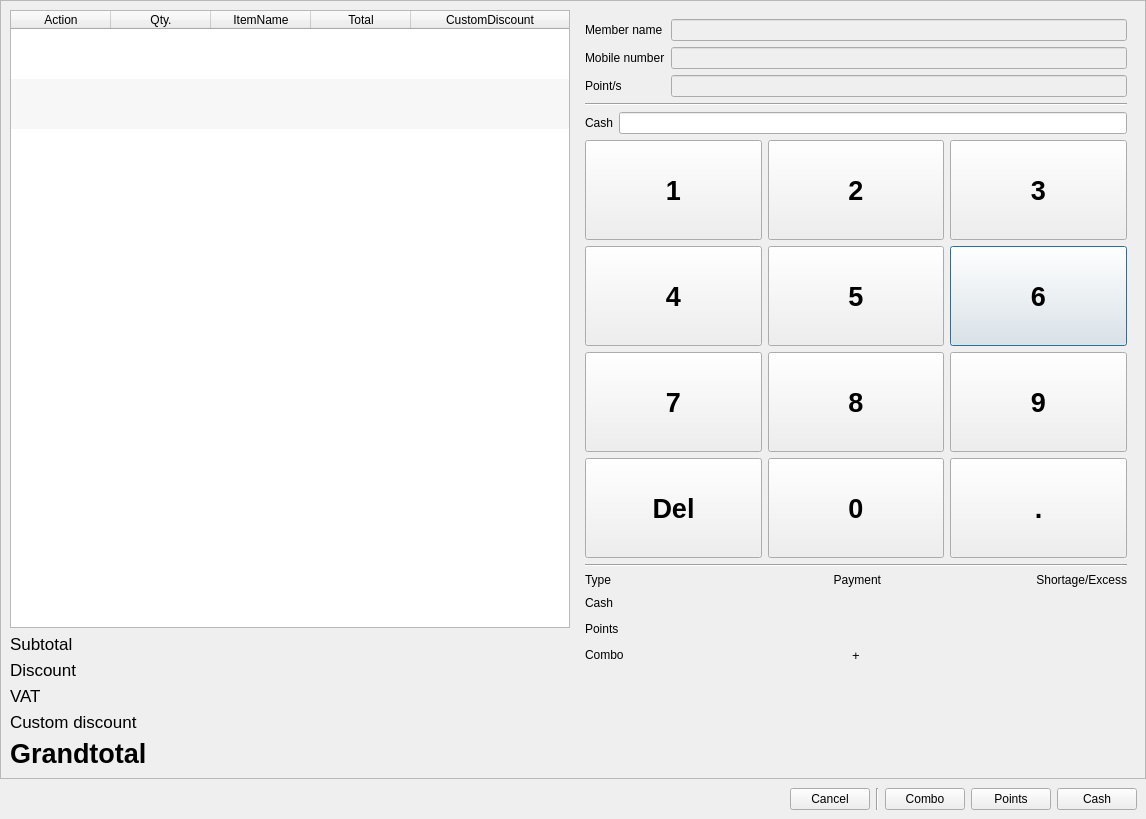
Before: the Qt Designer form app/views/templates/generated/InOrder.ui in rondalefloyd/mts-pos, drawn with Qt 5.
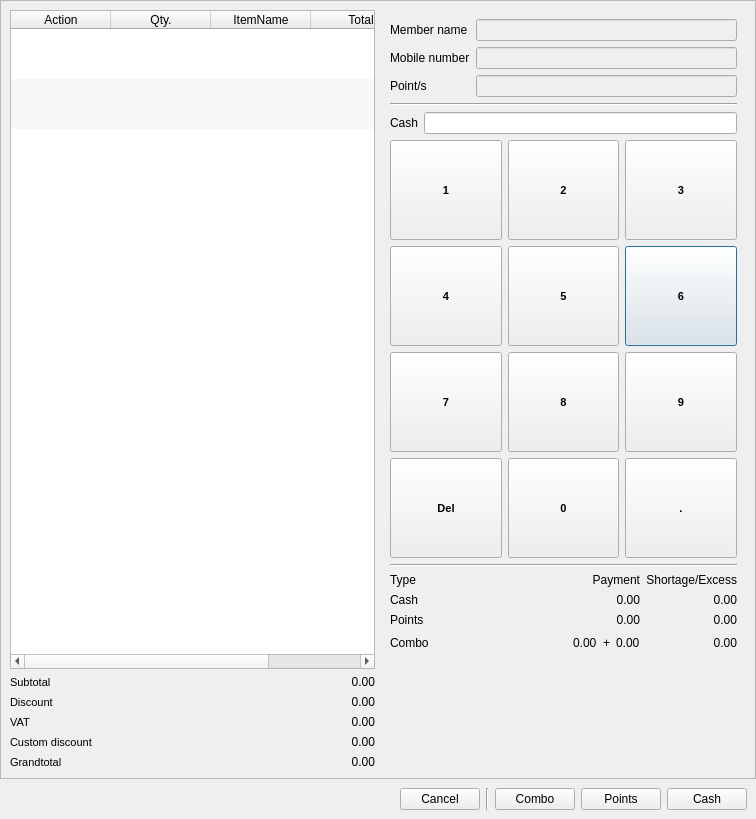
After: the same form once the commit is applied.

```diff
--- a/app/views/templates/generated/InOrder.ui
+++ b/app/views/templates/generated/InOrder.ui
@@ -6,7 +6,7 @@
    <rect>
     <x>0</x>
     <y>0</y>
-    <width>1146</width>
+    <width>756</width>
     <height>819</height>
    </rect>
   </property>
@@ -135,7 +135,9 @@
            <widget class="QLabel" name="label">
             <property name="font">
              <font>
-              <pointsize>13</pointsize>
+              <pointsize>8</pointsize>
+              <weight>50</weight>
+              <bold>false</bold>
              </font>
             </property>
             <property name="text">
@@ -143,28 +145,13 @@
             </property>
            </widget>
           </item>
-          <item row="0" column="1">
-           <widget class="QLabel" name="labelSubtotal">
-            <property name="font">
-             <font>
-              <pointsize>13</pointsize>
-              <weight>75</weight>
-              <bold>true</bold>
-             </font>
-            </property>
-            <property name="text">
-             <string>&lt;Subtotal&gt;</string>
-            </property>
-            <property name="alignment">
-             <set>Qt::AlignRight|Qt::AlignTrailing|Qt::AlignVCenter</set>
-            </property>
-           </widget>
-          </item>
           <item row="1" column="0">
            <widget class="QLabel" name="label_2">
             <property name="font">
              <font>
-              <pointsize>13</pointsize>
+              <pointsize>8</pointsize>
+              <weight>50</weight>
+              <bold>false</bold>
              </font>
             </property>
             <property name="text">
@@ -172,28 +159,13 @@
             </property>
            </widget>
           </item>
-          <item row="1" column="1">
-           <widget class="QLabel" name="labelDiscount">
-            <property name="font">
-             <font>
-              <pointsize>13</pointsize>
-              <weight>75</weight>
-              <bold>true</bold>
-             </font>
-            </property>
-            <property name="text">
-             <string>&lt;Discount&gt;</string>
-            </property>
-            <property name="alignment">
-             <set>Qt::AlignRight|Qt::AlignTrailing|Qt::AlignVCenter</set>
-            </property>
-           </widget>
-          </item>
           <item row="2" column="0">
            <widget class="QLabel" name="label_3">
             <property name="font">
              <font>
-              <pointsize>13</pointsize>
+              <pointsize>8</pointsize>
+              <weight>50</weight>
+              <bold>false</bold>
              </font>
             </property>
             <property name="text">
@@ -201,28 +173,13 @@
             </property>
            </widget>
           </item>
-          <item row="2" column="1">
-           <widget class="QLabel" name="labelTax">
-            <property name="font">
-             <font>
-              <pointsize>13</pointsize>
-              <weight>75</weight>
-              <bold>true</bold>
-             </font>
-            </property>
-            <property name="text">
-             <string>&lt;Tax&gt;</string>
-            </property>
-            <property name="alignment">
-             <set>Qt::AlignRight|Qt::AlignTrailing|Qt::AlignVCenter</set>
-            </property>
-           </widget>
-          </item>
           <item row="3" column="0">
            <widget class="QLabel" name="label_5">
             <property name="font">
              <font>
-              <pointsize>13</pointsize>
+              <pointsize>8</pointsize>
+              <weight>50</weight>
+              <bold>false</bold>
              </font>
             </property>
             <property name="text">
@@ -230,30 +187,13 @@
             </property>
            </widget>
           </item>
-          <item row="3" column="1">
-           <widget class="QLabel" name="labelCustomDiscount">
-            <property name="font">
-             <font>
-              <pointsize>13</pointsize>
-              <weight>75</weight>
-              <bold>true</bold>
-             </font>
-            </property>
-            <property name="text">
-             <string>&lt;CustomDiscount&gt;</string>
-            </property>
-            <property name="alignment">
-             <set>Qt::AlignRight|Qt::AlignTrailing|Qt::AlignVCenter</set>
-            </property>
-           </widget>
-          </item>
           <item row="4" column="0">
            <widget class="QLabel" name="label_4">
             <property name="font">
              <font>
-              <pointsize>20</pointsize>
-              <weight>75</weight>
-              <bold>true</bold>
+              <pointsize>8</pointsize>
+              <weight>50</weight>
+              <bold>false</bold>
              </font>
             </property>
             <property name="text">
@@ -261,17 +201,50 @@
             </property>
            </widget>
           </item>
+          <item row="0" column="1">
+           <widget class="QLabel" name="labelSubtotal">
+            <property name="text">
+             <string>0.00</string>
+            </property>
+            <property name="alignment">
+             <set>Qt::AlignRight|Qt::AlignTrailing|Qt::AlignVCenter</set>
+            </property>
+           </widget>
+          </item>
+          <item row="1" column="1">
+           <widget class="QLabel" name="labelDiscount">
+            <property name="text">
+             <string>0.00</string>
+            </property>
+            <property name="alignment">
+             <set>Qt::AlignRight|Qt::AlignTrailing|Qt::AlignVCenter</set>
+            </property>
+           </widget>
+          </item>
+          <item row="2" column="1">
+           <widget class="QLabel" name="labelTax">
+            <property name="text">
+             <string>0.00</string>
+            </property>
+            <property name="alignment">
+             <set>Qt::AlignRight|Qt::AlignTrailing|Qt::AlignVCenter</set>
+            </property>
+           </widget>
+          </item>
           <item row="4" column="1">
            <widget class="QLabel" name="labelGrandTotal">
-            <property name="font">
-             <font>
-              <pointsize>20</pointsize>
-              <weight>75</weight>
-              <bold>true</bold>
-             </font>
+            <property name="text">
+             <string>0.00</string>
             </property>
+            <property name="alignment">
+             <set>Qt::AlignRight|Qt::AlignTrailing|Qt::AlignVCenter</set>
+            </property>
+           </widget>
+          </item>
+          <item row="3" column="1">
+           <widget class="QLabel" name="labelCustomDiscount">
             <property name="text">
-             <string>&lt;Grandtotal&gt;</string>
+             <string>0.00</string>
             </property>
             <property name="alignment">
              <set>Qt::AlignRight|Qt::AlignTrailing|Qt::AlignVCenter</set>
@@ -390,7 +363,7 @@
                  </property>
                  <property name="font">
                   <font>
-                   <pointsize>20</pointsize>
+                   <pointsize>8</pointsize>
                    <weight>75</weight>
                    <bold>true</bold>
                   </font>
@@ -416,7 +389,7 @@
                  </property>
                  <property name="font">
                   <font>
-                   <pointsize>20</pointsize>
+                   <pointsize>8</pointsize>
                    <weight>75</weight>
                    <bold>true</bold>
                   </font>
@@ -442,7 +415,7 @@
                  </property>
                  <property name="font">
                   <font>
-                   <pointsize>20</pointsize>
+                   <pointsize>8</pointsize>
                    <weight>75</weight>
                    <bold>true</bold>
                   </font>
@@ -468,7 +441,7 @@
                  </property>
                  <property name="font">
                   <font>
-                   <pointsize>20</pointsize>
+                   <pointsize>8</pointsize>
                    <weight>75</weight>
                    <bold>true</bold>
                   </font>
@@ -494,7 +467,7 @@
                  </property>
                  <property name="font">
                   <font>
-                   <pointsize>20</pointsize>
+                   <pointsize>8</pointsize>
                    <weight>75</weight>
                    <bold>true</bold>
                   </font>
@@ -520,7 +493,7 @@
                  </property>
                  <property name="font">
                   <font>
-                   <pointsize>20</pointsize>
+                   <pointsize>8</pointsize>
                    <weight>75</weight>
                    <bold>true</bold>
                   </font>
@@ -546,7 +519,7 @@
                  </property>
                  <property name="font">
                   <font>
-                   <pointsize>20</pointsize>
+                   <pointsize>8</pointsize>
                    <weight>75</weight>
                    <bold>true</bold>
                   </font>
@@ -572,7 +545,7 @@
                  </property>
                  <property name="font">
                   <font>
-                   <pointsize>20</pointsize>
+                   <pointsize>8</pointsize>
                    <weight>75</weight>
                    <bold>true</bold>
                   </font>
@@ -598,7 +571,7 @@
                  </property>
                  <property name="font">
                   <font>
-                   <pointsize>20</pointsize>
+                   <pointsize>8</pointsize>
                    <weight>75</weight>
                    <bold>true</bold>
                   </font>
@@ -624,7 +597,7 @@
                  </property>
                  <property name="font">
                   <font>
-                   <pointsize>20</pointsize>
+                   <pointsize>8</pointsize>
                    <weight>75</weight>
                    <bold>true</bold>
                   </font>
@@ -650,7 +623,7 @@
                  </property>
                  <property name="font">
                   <font>
-                   <pointsize>20</pointsize>
+                   <pointsize>8</pointsize>
                    <weight>75</weight>
                    <bold>true</bold>
                   </font>
@@ -676,7 +649,7 @@
                  </property>
                  <property name="font">
                   <font>
-                   <pointsize>20</pointsize>
+                   <pointsize>8</pointsize>
                    <weight>75</weight>
                    <bold>true</bold>
                   </font>
@@ -713,38 +686,6 @@
                </property>
               </widget>
              </item>
-             <item row="2" column="2">
-              <widget class="QLabel" name="labelPointsShortageExcess">
-               <property name="font">
-                <font>
-                 <pointsize>13</pointsize>
-                 <weight>75</weight>
-                 <bold>true</bold>
-                </font>
-               </property>
-               <property name="text">
-                <string>&lt;PointsShortageExcess&gt;</string>
-               </property>
-               <property name="alignment">
-                <set>Qt::AlignRight|Qt::AlignTrailing|Qt::AlignVCenter</set>
-               </property>
-              </widget>
-             </item>
-             <item row="2" column="1">
-              <widget class="QLabel" name="labelPointsPayment">
-               <property name="font">
-                <font>
-                 <pointsize>13</pointsize>
-                </font>
-               </property>
-               <property name="text">
-                <string>&lt;PointsPayment&gt;</string>
-               </property>
-               <property name="alignment">
-                <set>Qt::AlignRight|Qt::AlignTrailing|Qt::AlignVCenter</set>
-               </property>
-              </widget>
-             </item>
              <item row="0" column="2">
               <widget class="QLabel" name="label_17">
                <property name="text">
@@ -755,21 +696,6 @@
                </property>
               </widget>
              </item>
-             <item row="1" column="1">
-              <widget class="QLabel" name="labelCashPayment">
-               <property name="font">
-                <font>
-                 <pointsize>13</pointsize>
-                </font>
-               </property>
-               <property name="text">
-                <string>&lt;CashPayment&gt;</string>
-               </property>
-               <property name="alignment">
-                <set>Qt::AlignRight|Qt::AlignTrailing|Qt::AlignVCenter</set>
-               </property>
-              </widget>
-             </item>
              <item row="0" column="1">
               <widget class="QLabel" name="label_15">
                <property name="text">
@@ -780,23 +706,6 @@
                </property>
               </widget>
              </item>
-             <item row="3" column="2">
-              <widget class="QLabel" name="labelComboShortageExcess">
-               <property name="font">
-                <font>
-                 <pointsize>13</pointsize>
-                 <weight>75</weight>
-                 <bold>true</bold>
-                </font>
-               </property>
-               <property name="text">
-                <string>&lt;ComboShortageExcess&gt;</string>
-               </property>
-               <property name="alignment">
-                <set>Qt::AlignRight|Qt::AlignTrailing|Qt::AlignVCenter</set>
-               </property>
-              </widget>
-             </item>
              <item row="0" column="0">
               <widget class="QLabel" name="label_10">
                <property name="text">
@@ -804,23 +713,6 @@
                </property>
               </widget>
              </item>
-             <item row="1" column="2">
-              <widget class="QLabel" name="labelCashShortageExcess">
-               <property name="font">
-                <font>
-                 <pointsize>13</pointsize>
-                 <weight>75</weight>
-                 <bold>true</bold>
-                </font>
-               </property>
-               <property name="text">
-                <string>&lt;CashShortageExcess&gt;</string>
-               </property>
-               <property name="alignment">
-                <set>Qt::AlignRight|Qt::AlignTrailing|Qt::AlignVCenter</set>
-               </property>
-              </widget>
-             </item>
              <item row="2" column="0">
               <widget class="QLabel" name="labelPoints">
                <property name="text">
@@ -830,40 +722,28 @@
              </item>
              <item row="3" column="1">
               <layout class="QHBoxLayout" name="horizontalLayout">
+               <item>
+                <spacer name="horizontalSpacer_2">
+                 <property name="orientation">
+                  <enum>Qt::Horizontal</enum>
+                 </property>
+                 <property name="sizeHint" stdset="0">
+                  <size>
+                   <width>40</width>
+                   <height>20</height>
+                  </size>
+                 </property>
+                </spacer>
+               </item>
                <item>
                 <widget class="QLabel" name="labelComboCashPayment">
-                 <property name="sizePolicy">
-                  <sizepolicy hsizetype="Fixed" vsizetype="Preferred">
-                   <horstretch>0</horstretch>
-                   <verstretch>0</verstretch>
-                  </sizepolicy>
-                 </property>
-                 <property name="font">
-                  <font>
-                   <pointsize>10</pointsize>
-                  </font>
-                 </property>
                  <property name="text">
-                  <string>&lt;ComboCashPayment&gt;</string>
-                 </property>
-                 <property name="alignment">
-                  <set>Qt::AlignRight|Qt::AlignTrailing|Qt::AlignVCenter</set>
+                  <string>0.00</string>
                  </property>
                 </widget>
                </item>
                <item>
                 <widget class="QLabel" name="labelPlusSymbol">
-                 <property name="sizePolicy">
-                  <sizepolicy hsizetype="Fixed" vsizetype="Preferred">
-                   <horstretch>0</horstretch>
-                   <verstretch>0</verstretch>
-                  </sizepolicy>
-                 </property>
-                 <property name="font">
-                  <font>
-                   <pointsize>10</pointsize>
-                  </font>
-                 </property>
                  <property name="text">
                   <string>+</string>
                  </property>
@@ -871,27 +751,63 @@
                </item>
                <item>
                 <widget class="QLabel" name="labelComboPointsPayment">
-                 <property name="sizePolicy">
-                  <sizepolicy hsizetype="Fixed" vsizetype="Preferred">
-                   <horstretch>0</horstretch>
-                   <verstretch>0</verstretch>
-                  </sizepolicy>
-                 </property>
-                 <property name="font">
-                  <font>
-                   <pointsize>10</pointsize>
-                  </font>
-                 </property>
                  <property name="text">
-                  <string>&lt;ComboPointsPayment&gt;</string>
-                 </property>
-                 <property name="alignment">
-                  <set>Qt::AlignRight|Qt::AlignTrailing|Qt::AlignVCenter</set>
+                  <string>0.00</string>
                  </property>
                 </widget>
                </item>
               </layout>
              </item>
+             <item row="2" column="1">
+              <widget class="QLabel" name="labelPointsPayment">
+               <property name="text">
+                <string>0.00</string>
+               </property>
+               <property name="alignment">
+                <set>Qt::AlignRight|Qt::AlignTrailing|Qt::AlignVCenter</set>
+               </property>
+              </widget>
+             </item>
+             <item row="1" column="1">
+              <widget class="QLabel" name="labelCashPayment">
+               <property name="text">
+                <string>0.00</string>
+               </property>
+               <property name="alignment">
+                <set>Qt::AlignRight|Qt::AlignTrailing|Qt::AlignVCenter</set>
+               </property>
+              </widget>
+             </item>
+             <item row="1" column="2">
+              <widget class="QLabel" name="labelCashShortageExcess">
+               <property name="text">
+                <string>0.00</string>
+               </property>
+               <property name="alignment">
+                <set>Qt::AlignRight|Qt::AlignTrailing|Qt::AlignVCenter</set>
+               </property>
+              </widget>
+             </item>
+             <item row="2" column="2">
+              <widget class="QLabel" name="labelPointsShortageExcess">
+               <property name="text">
+                <string>0.00</string>
+               </property>
+               <property name="alignment">
+                <set>Qt::AlignRight|Qt::AlignTrailing|Qt::AlignVCenter</set>
+               </property>
+              </widget>
+             </item>
+             <item row="3" column="2">
+              <widget class="QLabel" name="labelComboShortageExcess">
+               <property name="text">
+                <string>0.00</string>
+               </property>
+               <property name="alignment">
+                <set>Qt::AlignRight|Qt::AlignTrailing|Qt::AlignVCenter</set>
+               </property>
+              </widget>
+             </item>
             </layout>
            </item>
            <item>
```
